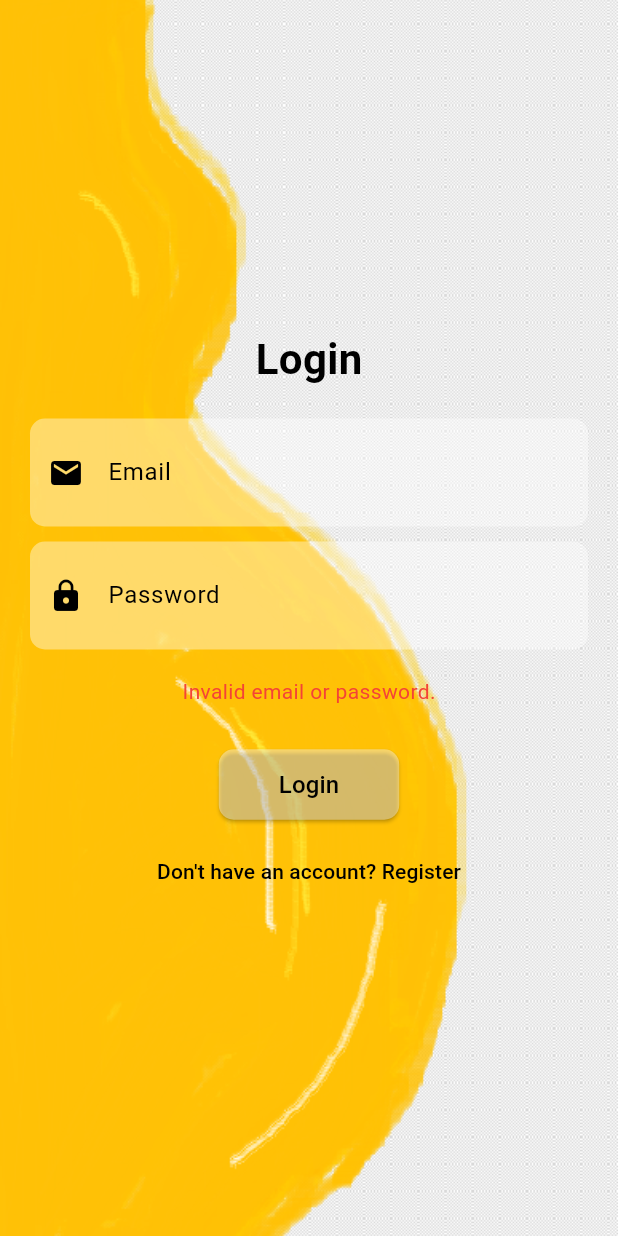
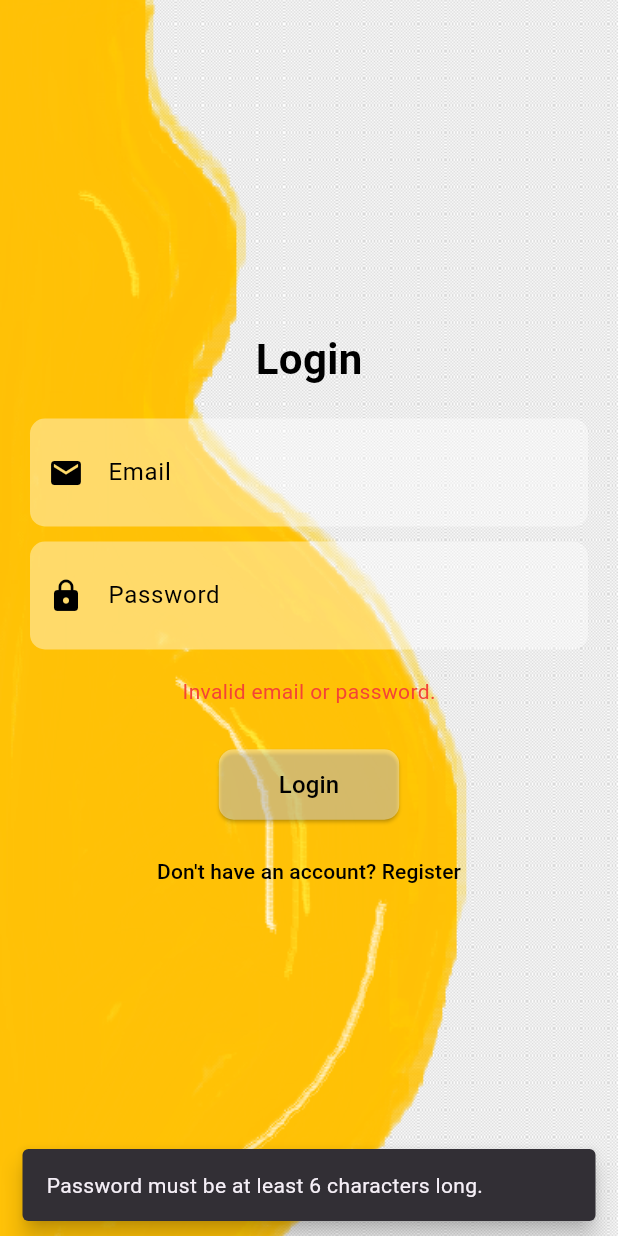
Before and after one commit to Anushri-Sakhardande/Yashoda, a Flutter app: the screen it shows after launch, after a tap on "Login", on a phone screen of 412 x 824 dp. Run offline on Flutter 3.47's test engine with Material 3 defaults, Android fonts, the phone set to English and light mode, and no system bars; our stand-ins replace cloud_firestore, firebase_auth, firebase_core, flutter_local_notifications, geocoding, geolocator and 3 more; accounts and stored records are empty.

Commit message:
project progress version

```diff
--- a/lib/core/services/auth_service.dart
+++ b/lib/core/services/auth_service.dart
@@ -1,5 +1,6 @@
 import 'package:firebase_auth/firebase_auth.dart';
 import 'package:cloud_firestore/cloud_firestore.dart';
+import 'package:flutter/material.dart';
 
 class AuthService {
   final FirebaseAuth _auth = FirebaseAuth.instance;
@@ -12,8 +13,14 @@ class AuthService {
     required String name,
     required String role,
     required Map<String, dynamic> extraData,
+    required BuildContext context,  // Pass context for SnackBar
   }) async {
     try {
+      if (password.length < 6) {
+        _showSnackBar(context, "Password must be at least 6 characters long.");
+        return null;
+      }
+
       UserCredential userCredential = await _auth.createUserWithEmailAndPassword(
         email: email,
         password: password,
@@ -27,26 +34,51 @@ class AuthService {
           "name": name,
           "email": email,
           "role": role,
-          ...extraData,  // Additional data like location, pregnancy stage
+          ...extraData,
         });
       }
       return user;
+    } on FirebaseAuthException catch (e) {
+      if (e.code == 'weak-password') {
+        _showSnackBar(context, "The password is too weak.");
+      } else {
+        _showSnackBar(context, "Registration failed: ${e.message}");
+      }
+      return null;
     } catch (e) {
-      //print("Error: $e");
+      _showSnackBar(context, "An error occurred: $e");
       return null;
     }
   }
 
   // Login User
-  Future<User?> loginUser({required String email, required String password}) async {
+  Future<User?> loginUser({
+    required String email,
+    required String password,
+    required BuildContext context,  // Pass context for SnackBar
+  }) async {
     try {
+      if (password.length < 6) {
+        _showSnackBar(context, "Password must be at least 6 characters long.");
+        return null;
+      }
+
       UserCredential userCredential = await _auth.signInWithEmailAndPassword(
         email: email,
         password: password,
       );
       return userCredential.user;
+    } on FirebaseAuthException catch (e) {
+      if (e.code == 'wrong-password') {
+        _showSnackBar(context, "Incorrect password.");
+      } else if (e.code == 'user-not-found') {
+        _showSnackBar(context, "No user found with this email.");
+      } else {
+        _showSnackBar(context, "Login failed: ${e.message}");
+      }
+      return null;
     } catch (e) {
-      //print("Login Error: $e");
+      _showSnackBar(context, "An error occurred: $e");
       return null;
     }
   }
@@ -56,14 +88,24 @@ class AuthService {
     await _auth.signOut();
   }
 
-  //Fetch user profile
-  Future<DocumentSnapshot?> getUserProfile(String uid) async {
+  // Fetch user profile
+  Future<DocumentSnapshot?> getUserProfile(String uid, BuildContext context) async {
     try {
       return await FirebaseFirestore.instance.collection("users").doc(uid).get();
     } catch (e) {
-      //print("Error fetching user profile: $e");
+      _showSnackBar(context, "Error fetching user profile: $e");
       return null;
     }
   }
 
+  // Helper function to show SnackBar
+  void _showSnackBar(BuildContext context, String message) {
+    ScaffoldMessenger.of(context).showSnackBar(
+      SnackBar(
+        content: Text(message),
+        duration: Duration(seconds: 2),
+        behavior: SnackBarBehavior.floating,
+      ),
+    );
+  }
 }
--- a/lib/presentation/screens/auth/login_screen.dart
+++ b/lib/presentation/screens/auth/login_screen.dart
@@ -128,6 +128,7 @@ class _LoginScreenState extends State<LoginScreen> {
                     var user = await authService.loginUser(
                       email: emailController.text.trim(),
                       password: passwordController.text.trim(),
+                      context: context,
                     );
 
                     if (user != null) {
--- a/lib/presentation/screens/auth/register_screen.dart
+++ b/lib/presentation/screens/auth/register_screen.dart
@@ -84,7 +84,7 @@ class _RegisterScreenState extends State<RegisterScreen> {
                     "longitude": longitude,
                     if (role == "Pregnant") "pregnancyWeeks": int.tryParse(pregnancyWeeksController.text.trim()) ?? 0,
                     if (role == "New Mother") "babyMonths": int.tryParse(babyMonthsController.text.trim()) ?? 0,
-                  },
+                  }, context: context,
                 );
 
                 if (user != null) {
--- a/lib/presentation/widgets/health_circle.dart
+++ b/lib/presentation/widgets/health_circle.dart
@@ -30,7 +30,7 @@ class HealthStatusCircle extends StatelessWidget {
               height: radius * 2,
               decoration: BoxDecoration(
                 shape: BoxShape.circle,
-                color: Colors.yellowAccent.withOpacity(0.1),
+                color: Colors.blueAccent.withOpacity(0.1),
               ),
               child: Center(
                 child: Text(
@@ -49,7 +49,7 @@ class HealthStatusCircle extends StatelessWidget {
                 child: Column(
                   mainAxisSize: MainAxisSize.min,
                   children: [
-                    Icon(Icons.circle, size: 12, color: Colors.orange),
+                    Icon(Icons.circle, size: 12, color: Colors.blue),
                     SizedBox(height: 8),
                     Container(
                       constraints: BoxConstraints(maxWidth: 100), // Prevent text overflow
```
Also changed, not shown: lib/core/services/location_service.dart (+23 -2 lines).
